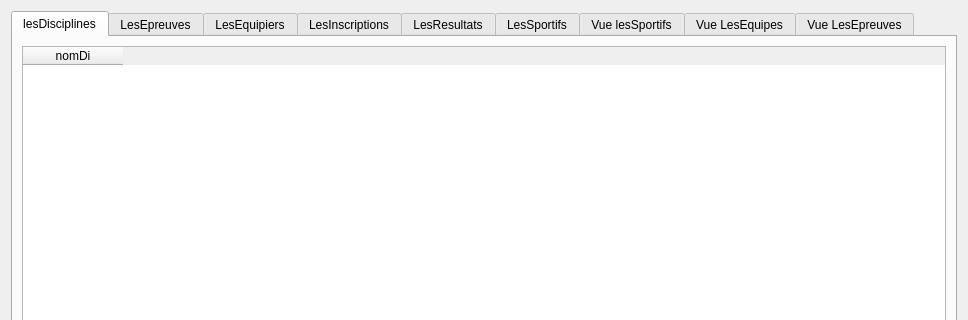
First picture: the form in gui/tablesData.ui, repository pH0xe/L3-Info-Projet-CEBD, before the edit; both pictures show x 0 to 968 and y 0 to 320 of the 968 by 600 pixel window.
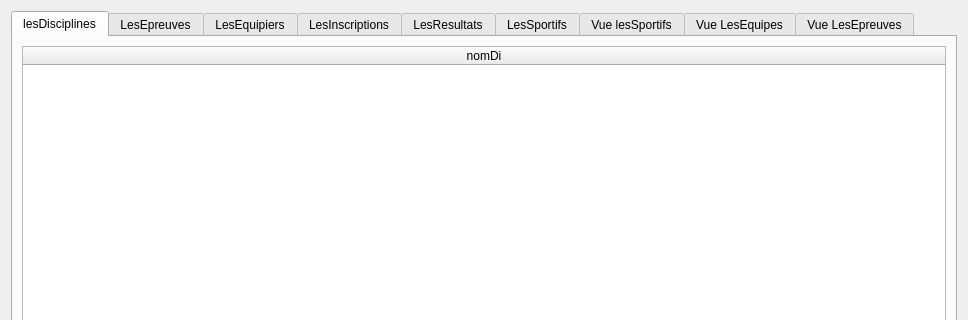
Second picture: the form after the edit. The open tabs and pages were chosen to show the change.

Commit message: colone des table occupe maintenant toute la place disponnible

```diff
--- a/gui/tablesData.ui
+++ b/gui/tablesData.ui
@@ -41,6 +41,9 @@
          <property name="sortingEnabled">
           <bool>true</bool>
          </property>
+         <attribute name="horizontalHeaderStretchLastSection">
+          <bool>true</bool>
+         </attribute>
          <column>
           <property name="text">
            <string>nomDi</string>
```
Left out of the diff: 5 changed lines with no effect on the pictures.
